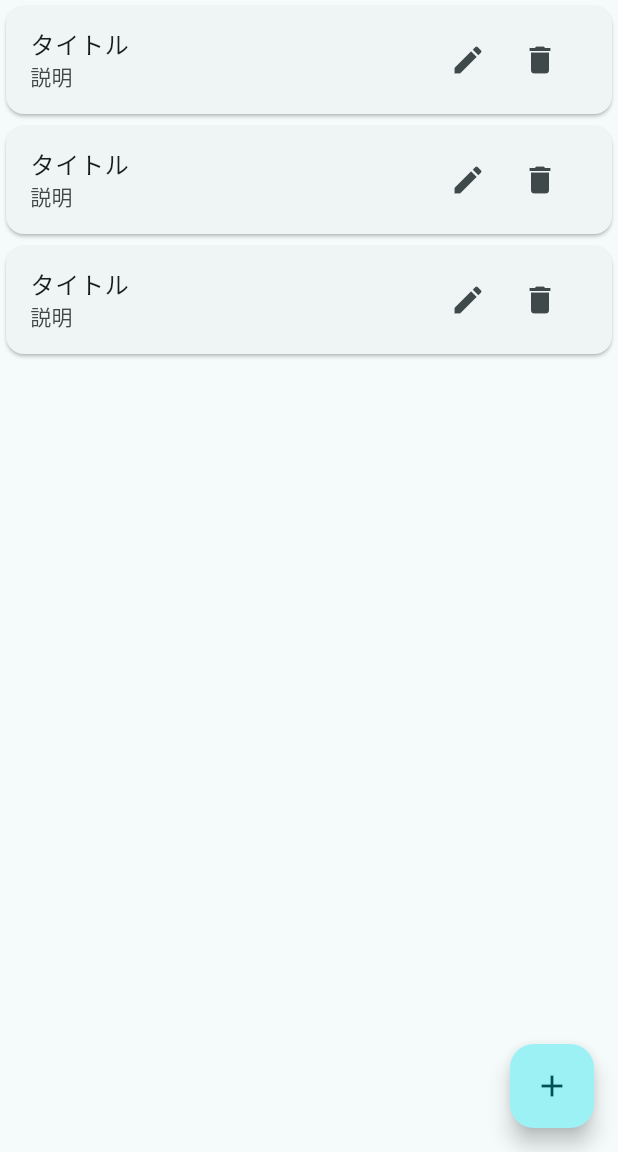
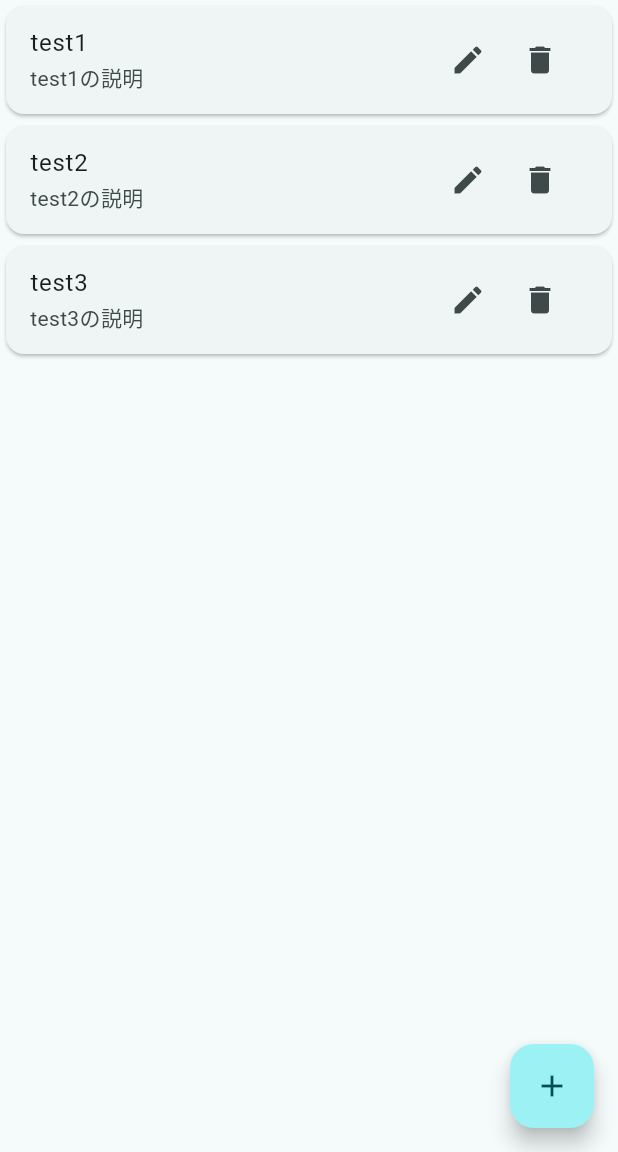
Before and after one commit to taimatu7/todo_app_flutter, a Flutter app: the screen it shows after launch, on a phone screen of 412 x 824 dp, the part 84-1236 px from its top. Run offline on Flutter 3.47's test engine with Material 2 defaults, Android fonts, the phone set to English and light mode, and no system bars; our stand-ins replace flutter_riverpod, freezed_annotation.

Commit message:
ModelViewからデータを取得するようにする

```diff
--- a/lib/main.dart
+++ b/lib/main.dart
@@ -1,9 +1,10 @@
 import 'package:flutter/material.dart';
+import 'package:flutter_riverpod/flutter_riverpod.dart';
 import 'package:todo_app_flutter/views/screens/launch_screen.dart';
 import 'package:todo_app_flutter/util/common.dart';
 
 void main() {
-  runApp(const MyApp());
+  runApp(const ProviderScope(child: MyApp()));
 }
 
 class MyApp extends StatelessWidget {
--- /dev/null
+++ b/lib/view_models/launch_screen_notifier.dart
@@ -0,0 +1,29 @@
+import 'package:flutter_riverpod/flutter_riverpod.dart';
+import 'package:todo_app_flutter/models/screens/launch_screen_state.dart';
+import 'package:todo_app_flutter/models/todo.dart';
+
+class LaunchScreenNotifier extends StateNotifier<LaunchScreenState> {
+  LaunchScreenNotifier() : super(const LaunchScreenState()) {
+    // 初期化時にデータを取得する
+    fetchTodos();
+  }
+
+  // DBからtodoリストを取得する
+  fetchTodos() async {
+    // テストのために固定でtodosを入れる
+    state = state.copyWith(todos: [
+      const Todo(title: 'test1', description: 'test1の説明'),
+      const Todo(title: 'test2', description: 'test2の説明'),
+      const Todo(title: 'test3', description: 'test3の説明'),
+    ]);
+  }
+
+  // loadingを変更する
+  changeLoading(bool isLoading) {
+    state = state.copyWith(isLoading: isLoading);
+  }
+}
+
+final launchScreenProvider =
+    StateNotifierProvider.autoDispose<LaunchScreenNotifier, LaunchScreenState>(
+        (ref) => LaunchScreenNotifier());
--- a/lib/views/screens/launch_screen.dart
+++ b/lib/views/screens/launch_screen.dart
@@ -1,19 +1,16 @@
 import 'package:flutter/material.dart';
+import 'package:flutter_riverpod/flutter_riverpod.dart';
 import 'package:todo_app_flutter/util/common.dart';
+import 'package:todo_app_flutter/view_models/launch_screen_notifier.dart';
 import 'package:todo_app_flutter/views/widgets/dialogs/dialog_delete.dart';
 import 'package:todo_app_flutter/views/widgets/dialogs/dialog_edit.dart';
 import 'package:todo_app_flutter/views/widgets/todo_list.dart';
 
-class LaunchScreen extends StatefulWidget {
-  const LaunchScreen({Key? key}) : super(key: key);
+class LaunchScreen extends ConsumerWidget {
+  const LaunchScreen({super.key});
 
   @override
-  State<LaunchScreen> createState() => _LaunchScreenState();
-}
-
-class _LaunchScreenState extends State<LaunchScreen> {
-  bool _isLoading = true;
-
+  Widget build(BuildContext context, WidgetRef ref) {
     showDeleteDialog() {
       showDialog(
         context: context,
@@ -29,14 +26,14 @@ class _LaunchScreenState extends State<LaunchScreen> {
           builder: (_) => DialogEdit(context: context, onPressed: () {}));
     }
 
-  @override
-  Widget build(BuildContext context) {
+    final launchScreenState = ref.watch(launchScreenProvider);
+
     return Scaffold(
       appBar: AppBar(
         title: const Text('TODOリスト'),
         backgroundColor: Common.themeColor,
       ),
-      body: !_isLoading
+      body: launchScreenState.isLoading
           ? const Center(
               child: CircularProgressIndicator(),
             )
--- a/lib/views/widgets/todo_list.dart
+++ b/lib/views/widgets/todo_list.dart
@@ -1,7 +1,9 @@
 import 'package:flutter/material.dart';
+import 'package:flutter_riverpod/flutter_riverpod.dart';
+import 'package:todo_app_flutter/view_models/launch_screen_notifier.dart';
 
 /// todoリストウェジェット
-class todoList extends StatelessWidget {
+class todoList extends ConsumerWidget {
   final dynamic showDeleteDialog;
   final dynamic showEditDialog;
 
@@ -10,13 +12,15 @@ class todoList extends StatelessWidget {
       : super(key: key);
 
   @override
-  Widget build(BuildContext context) {
+  Widget build(BuildContext context, WidgetRef ref) {
+    final launchScreenState = ref.watch(launchScreenProvider);
+
     return ListView.builder(
-        itemCount: 3,
+        itemCount: launchScreenState.todos.length,
         itemBuilder: (context, index) => Card(
               child: ListTile(
-                title: Text('タイトル'),
-                subtitle: Text('説明'),
+                title: Text(launchScreenState.todos[index].title),
+                subtitle: Text(launchScreenState.todos[index].description),
                 trailing: Wrap(children: [
                   IconButton(
                     icon: const Icon(Icons.edit),
```
Lines whose indentation alone changed are shown as unchanged.
